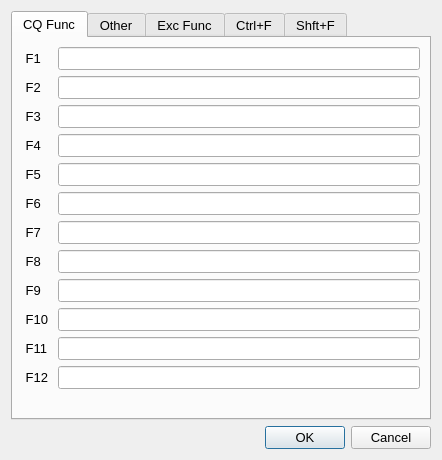
Old version of the form so2sdr/cwmessagedialog.ui in the repository n4ogw/so2sdr.
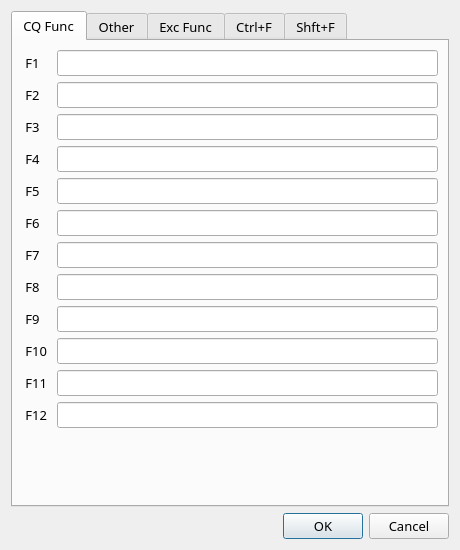
New version of the form.

Diff of the .ui file:
```diff
--- a/so2sdr/cwmessagedialog.ui
+++ b/so2sdr/cwmessagedialog.ui
@@ -7,12 +7,12 @@
    <rect>
     <x>0</x>
     <y>0</y>
-    <width>442</width>
-    <height>460</height>
+    <width>460</width>
+    <height>550</height>
    </rect>
   </property>
   <property name="sizePolicy">
-   <sizepolicy hsizetype="Fixed" vsizetype="Fixed">
+   <sizepolicy hsizetype="MinimumExpanding" vsizetype="MinimumExpanding">
     <horstretch>0</horstretch>
     <verstretch>0</verstretch>
    </sizepolicy>
@@ -25,10 +25,16 @@
   </property>
   <property name="maximumSize">
    <size>
-    <width>442</width>
-    <height>460</height>
+    <width>600</width>
+    <height>550</height>
    </size>
   </property>
+  <property name="font">
+   <font>
+    <family>Sans</family>
+    <pointsize>10</pointsize>
+   </font>
+  </property>
   <property name="windowTitle">
    <string>CW Messages</string>
   </property>
@@ -36,7 +42,7 @@
    <item>
     <widget class="QTabWidget" name="cw_msg_tab">
      <property name="sizePolicy">
-      <sizepolicy hsizetype="Fixed" vsizetype="MinimumExpanding">
+      <sizepolicy hsizetype="MinimumExpanding" vsizetype="MinimumExpanding">
        <horstretch>0</horstretch>
        <verstretch>0</verstretch>
       </sizepolicy>
@@ -49,8 +55,8 @@
      </property>
      <property name="maximumSize">
       <size>
-       <width>430</width>
-       <height>500</height>
+       <width>600</width>
+       <height>550</height>
       </size>
      </property>
      <property name="font">
@@ -89,9 +95,15 @@
          </item>
          <item row="0" column="1">
           <widget class="QLineEdit" name="cq_f1_edit">
+           <property name="sizePolicy">
+            <sizepolicy hsizetype="Expanding" vsizetype="Fixed">
+             <horstretch>0</horstretch>
+             <verstretch>0</verstretch>
+            </sizepolicy>
+           </property>
            <property name="maximumSize">
             <size>
-             <width>370</width>
+             <width>500</width>
              <height>30</height>
             </size>
            </property>
@@ -108,7 +120,7 @@
           <widget class="QLineEdit" name="cq_f2_edit">
            <property name="maximumSize">
             <size>
-             <width>370</width>
+             <width>500</width>
              <height>30</height>
             </size>
            </property>
@@ -125,7 +137,7 @@
           <widget class="QLineEdit" name="cq_f3_edit">
            <property name="maximumSize">
             <size>
-             <width>370</width>
+             <width>500</width>
              <height>30</height>
             </size>
            </property>
@@ -142,7 +154,7 @@
           <widget class="QLineEdit" name="cq_f4_edit">
            <property name="maximumSize">
             <size>
-             <width>370</width>
+             <width>500</width>
              <height>30</height>
             </size>
            </property>
@@ -159,7 +171,7 @@
           <widget class="QLineEdit" name="cq_f5_edit">
            <property name="maximumSize">
             <size>
-             <width>370</width>
+             <width>500</width>
              <height>30</height>
             </size>
            </property>
@@ -176,7 +188,7 @@
           <widget class="QLineEdit" name="cq_f6_edit">
            <property name="maximumSize">
             <size>
-             <width>370</width>
+             <width>500</width>
              <height>30</height>
             </size>
            </property>
@@ -193,7 +205,7 @@
           <widget class="QLineEdit" name="cq_f7_edit">
            <property name="maximumSize">
             <size>
-             <width>370</width>
+             <width>500</width>
              <height>30</height>
             </size>
            </property>
@@ -210,7 +222,7 @@
           <widget class="QLineEdit" name="cq_f8_edit">
            <property name="maximumSize">
             <size>
-             <width>370</width>
+             <width>500</width>
              <height>30</height>
             </size>
            </property>
@@ -227,7 +239,7 @@
           <widget class="QLineEdit" name="cq_f9_edit">
            <property name="maximumSize">
             <size>
-             <width>370</width>
+             <width>500</width>
              <height>30</height>
             </size>
            </property>
@@ -244,7 +256,7 @@
           <widget class="QLineEdit" name="cq_f10_edit">
            <property name="maximumSize">
             <size>
-             <width>370</width>
+             <width>500</width>
              <height>30</height>
             </size>
            </property>
@@ -261,7 +273,7 @@
           <widget class="QLineEdit" name="cq_f11_edit">
            <property name="maximumSize">
             <size>
-             <width>370</width>
+             <width>500</width>
              <height>30</height>
             </size>
            </property>
@@ -278,7 +290,7 @@
           <widget class="QLineEdit" name="cq_f12_edit">
            <property name="maximumSize">
             <size>
-             <width>370</width>
+             <width>500</width>
              <height>30</height>
             </size>
            </property>
```
Left out of the diff: 78 changed lines with no effect on the pictures.
